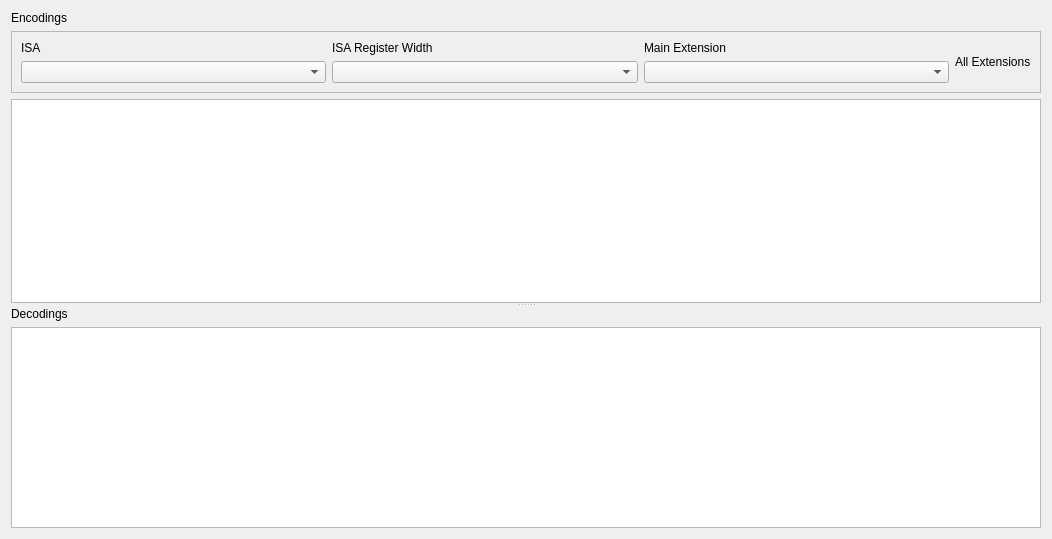
Old version of the form src/sliderulestab.ui in the repository mortbopet/Ripes.
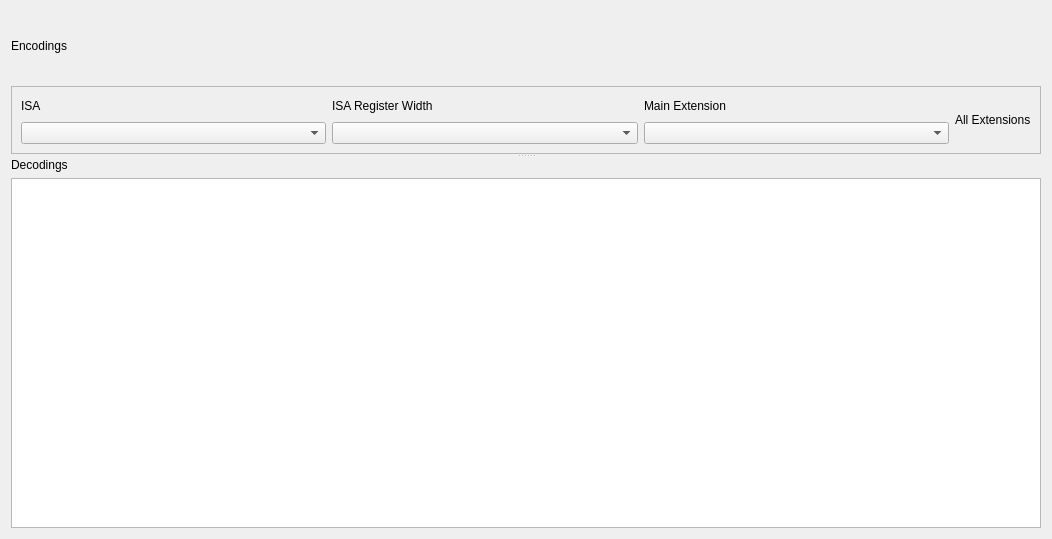
New version of the form. Custom widgets are drawn as their Qt base class.

Commit message: Create EncodingView manually to be more independent from SliderulesTab

Patch:
```diff
--- a/src/sliderulestab.ui
+++ b/src/sliderulestab.ui
@@ -143,9 +143,6 @@
          </layout>
         </widget>
        </item>
-       <item>
-        <widget class="EncodingView" name="encodingTable"/>
-       </item>
       </layout>
      </widget>
      <widget class="QWidget" name="layoutWidget">
@@ -167,11 +164,6 @@
   </layout>
  </widget>
  <customwidgets>
-  <customwidget>
-   <class>EncodingView</class>
-   <extends>QTableView</extends>
-   <header>sliderulestab.h</header>
-  </customwidget>
   <customwidget>
    <class>DecodingView</class>
    <extends>QTableView</extends>
```
Left out of the diff: 2 changed lines with no effect on the pictures. The commit also changes 2 other files.
